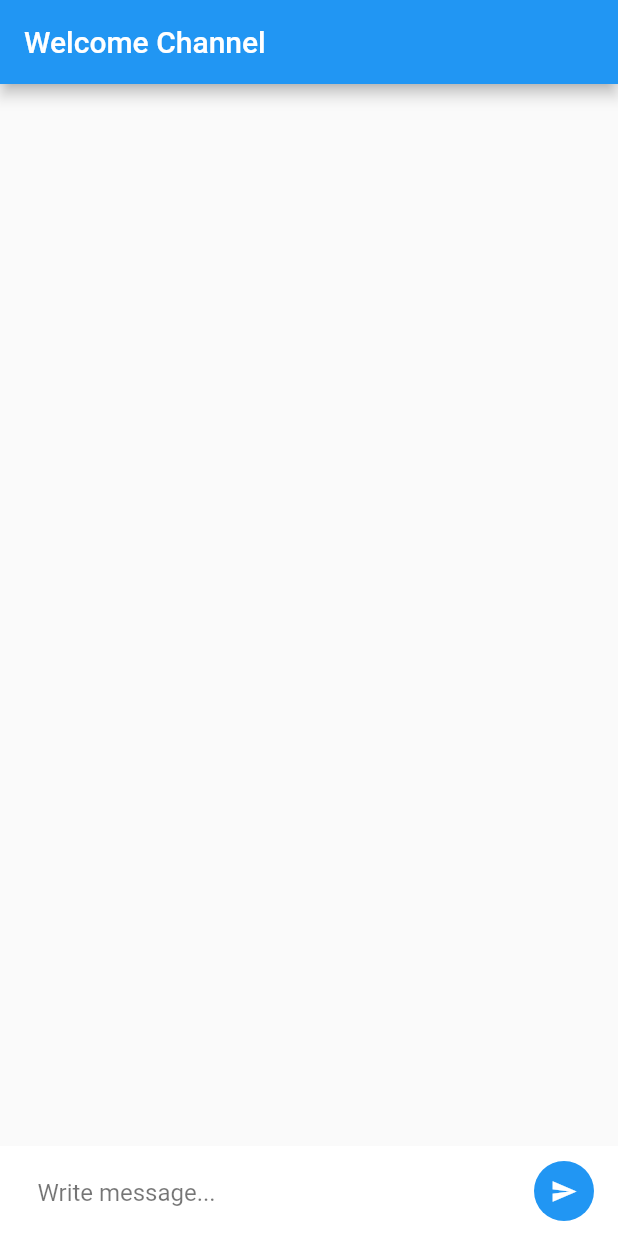
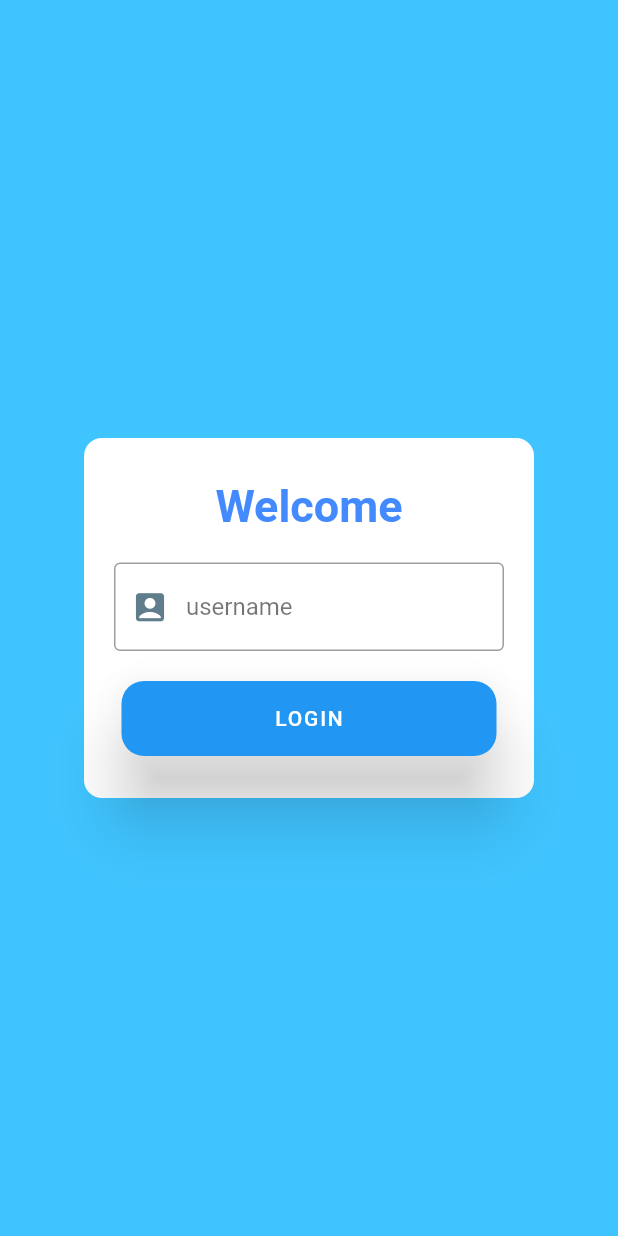
Before and after one commit to lohsuan/flutter-chatroom, a Flutter app: the screen it shows after launch, on a phone screen of 412 x 824 dp. Run offline on Flutter 3.47's test engine with Material 2 defaults, Android fonts, the phone set to English and light mode, and no system bars; our stand-ins replace cloud_firestore, firebase_core; accounts and stored records are empty.

Commit message:
implement login page

```diff
--- a/lib/components/message.dart
+++ b/lib/components/message.dart
@@ -40,7 +40,7 @@ class MessageWidget extends StatelessWidget {
                 ),
               Container(
                 padding: const EdgeInsets.fromLTRB(16, 10, 16, 10),
-                margin: const EdgeInsets.fromLTRB(16, 3, 16, 14),
+                margin: const EdgeInsets.fromLTRB(16, 5, 16, 16),
                 constraints: const BoxConstraints(maxWidth: 240),
                 decoration: BoxDecoration(
                   color:
--- a/lib/main.dart
+++ b/lib/main.dart
@@ -1,4 +1,5 @@
 import 'package:chatbot/screens/chat_room_page.dart';
+import 'package:chatbot/screens/login_page.dart';
 import 'package:flutter/material.dart';
 import 'package:firebase_core/firebase_core.dart';
 
@@ -18,7 +19,7 @@ class MyApp extends StatelessWidget {
         primarySwatch: Colors.blue,
       ),
       debugShowCheckedModeBanner: false,
-      home: ChatRoomPage(),
+      home: LoginPage(),
     );
   }
 }
--- a/lib/screens/chat_room_page.dart
+++ b/lib/screens/chat_room_page.dart
@@ -12,7 +12,7 @@ class _ChatRoomPageState extends State<ChatRoomPage> {
   Widget build(BuildContext context) {
     return Scaffold(
       appBar: AppBar(
-        title: const Text("Welcome Channel"),
+        title: const Text("Line Channel"),
       ),
       body: Stack(
         children: <Widget>[
--- /dev/null
+++ b/lib/screens/login_page.dart
@@ -0,0 +1,78 @@
+import 'package:chatbot/current_user.dart';
+import 'package:chatbot/screens/chat_room_page.dart';
+import 'package:flutter/cupertino.dart';
+import 'package:flutter/material.dart';
+
+class LoginPage extends StatefulWidget {
+  @override
+  _LoginPageState createState() => _LoginPageState();
+}
+
+class _LoginPageState extends State<LoginPage> {
+  String message = '';
+  final _controller = TextEditingController();
+
+  void login() async {
+    ConversationUsers.sender = message;
+    Navigator.push(context, MaterialPageRoute(builder: (context) {
+      return ChatRoomPage();
+    }));
+    _controller.clear();
+  }
+
+  @override
+  Widget build(BuildContext context) {
+    return Scaffold(
+      backgroundColor: Colors.lightBlueAccent,
+      body: Center(
+          child: Container(
+        constraints: const BoxConstraints(maxWidth: 300, maxHeight: 240),
+        decoration: const BoxDecoration(
+            color: Colors.white,
+            borderRadius: BorderRadius.all(Radius.circular(12))),
+        child: Column(
+          mainAxisAlignment: MainAxisAlignment.center,
+          children: [
+            const Text(
+              'Welcome',
+              style: TextStyle(
+                  fontWeight: FontWeight.bold,
+                  fontSize: 30,
+                  color: Colors.blueAccent),
+            ),
+            Padding(
+              padding: const EdgeInsets.symmetric(horizontal: 20, vertical: 20),
+              child: TextField(
+                onChanged: (value) => setState(() {
+                  message = value;
+                }),
+                controller: _controller,
+                enableSuggestions: true,
+                decoration: const InputDecoration(
+                    hintText: "username",
+                    hintStyle: TextStyle(color: Colors.black54),
+                    border: OutlineInputBorder(),
+                    prefixIcon: Icon(
+                      Icons.account_box,
+                      color: Colors.blueGrey,
+                      size: 25,)
+                ),
+              ),
+            ),
+            SizedBox(
+                height: 50,
+                width: 250,
+                child: FloatingActionButton(
+                  onPressed: _controller.text.isEmpty ? null : login,
+                  child: const Text("LOGIN"),
+                  backgroundColor: Colors.blue,
+                  elevation: 20,
+                  shape: const RoundedRectangleBorder(
+                      borderRadius: BorderRadius.all(Radius.circular(15.0))),
+                ))
+          ],
+        ),
+      )),
+    );
+  }
+}
```
